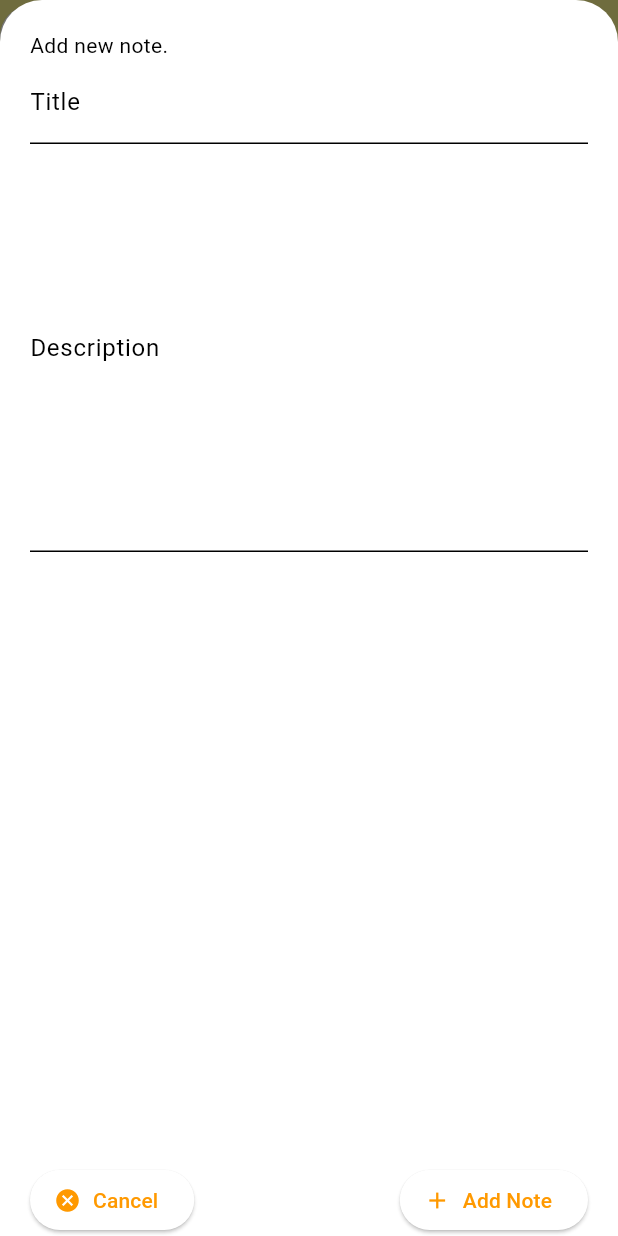
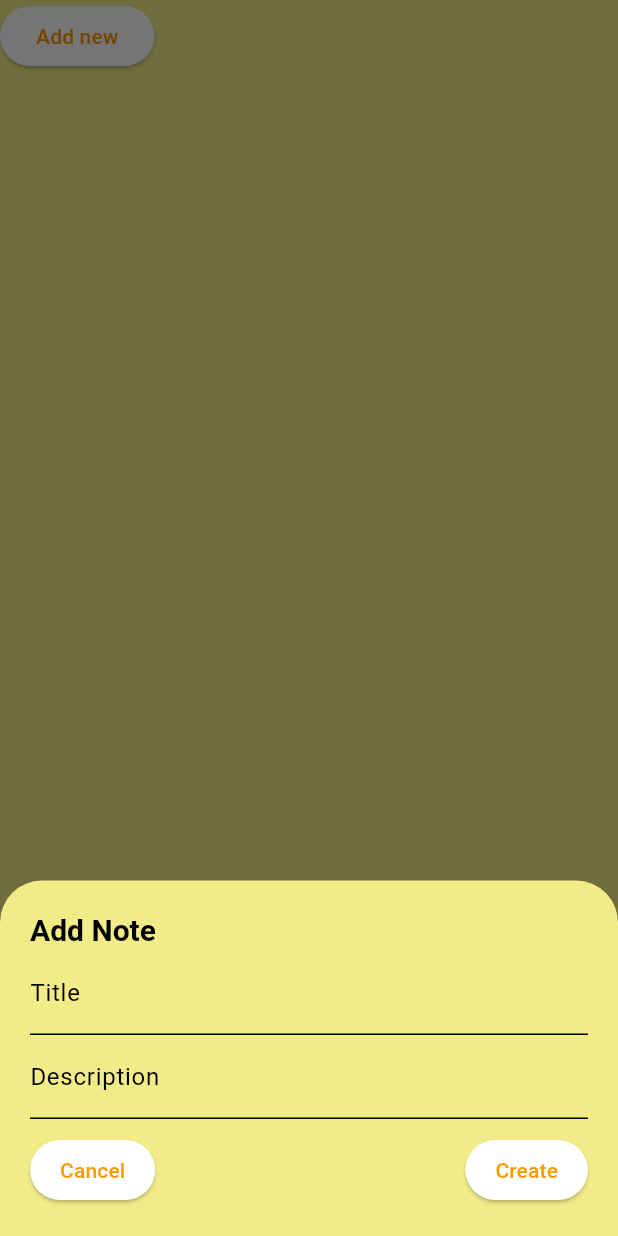
Before and after one commit to marlonpd/piggery-management-app-flutter, a Flutter app: the CreateNoteForm widget shown alone on an empty page, opened directly with empty values, after a tap on "Add new", on a phone screen of 412 x 824 dp. Run offline on Flutter 3.47's test engine with Material 2 defaults, Android fonts, the phone set to English and light mode, and no system bars; our stand-ins replace date_field, dropdown_button2, file_picker, flutter_slidable, hexcolor and 1 more; missing offline and left inert: dart:ffi; accounts and stored records are empty; network calls fail.

Commit message:
Update notes form

```diff
--- a/lib/providers/note.dart
+++ b/lib/providers/note.dart
@@ -13,6 +13,12 @@ import 'dart:developer';
 
 class Notes with ChangeNotifier {
   final List<Note> _items = [];
+
+  bool _isLoading = false;
+
+  bool get isLoading {
+    return _isLoading;
+  }
 
   List<Note> get items {
     return [..._items];
@@ -61,9 +67,7 @@ class Notes with ChangeNotifier {
     final userProvider = Provider.of<UserProvider>(context, listen: false);
 
     try {
-      log(note.toJson());
-      log('$uri/api/note/save');
-      log('Bearer ${userProvider.user.token}');
+      _isLoading = true;
       http.Response res = await http.post(
         Uri.parse('$uri/api/note/save'),
         headers: {
@@ -83,6 +87,7 @@ class Notes with ChangeNotifier {
         ),
       );
 
+      _isLoading = false;
       notifyListeners();
 
       if (context.mounted) {
@@ -97,7 +102,6 @@ class Notes with ChangeNotifier {
     } catch (e) {
       showSnackBar(context, e.toString());
     }
-    notifyListeners();
   }
 
   Future<void> updateNote({
@@ -107,14 +111,17 @@ class Notes with ChangeNotifier {
     final userProvider = Provider.of<UserProvider>(context, listen: false);
 
     try {
+
+      _isLoading = true;
       final ndx = _items.indexWhere((item) => item.id == note.id);
+
+      log(note.toJson());
 
       if (ndx >= 0) {
         _items[ndx].title = note.title;
         _items[ndx].description = note.description;
         _items[ndx].createdAt = note.createdAt;
         _items[ndx].updatedAt = note.updatedAt;
-        notifyListeners();
       }
 
       http.Response res = await http.post(
@@ -126,6 +133,10 @@ class Notes with ChangeNotifier {
         body: note.toJson(),
       );
 
+
+      _isLoading = false;
+      notifyListeners();
+
       if (context.mounted) {
         httpErrorHandle(
           response: res,
@@ -136,7 +147,6 @@ class Notes with ChangeNotifier {
     } catch (e) {
       showSnackBar(context, e.toString());
     }
-    //notifyListeners();
   }
 
   Future<void> deleteNote({
--- a/lib/screens/hog_detail_screen.dart
+++ b/lib/screens/hog_detail_screen.dart
@@ -69,7 +69,10 @@ class _HogDetailScreenState extends State<HogDetailScreen> with TickerProviderSt
               Tab(icon: Icon(Icons.calculate)),
             ],
           ),
-          title: Text('Hogs', style: Theme.of(context).textTheme.headlineLarge,),
+          title: Text(
+            'Hogs',
+            style: Theme.of(context).textTheme.headlineLarge,
+          ),
         ),
         endDrawer: Drawer(
           child: ListView(
--- a/lib/screens/tab_screens/accounting_screen.dart
+++ b/lib/screens/tab_screens/accounting_screen.dart
@@ -28,7 +28,7 @@ class _AccountingScreenState extends State<AccountingScreen> {
       mainAxisAlignment: MainAxisAlignment.start,
       children: [
         Center(
-          child: Text('Accounting'),
+          child: Text('Accounting', style: Theme.of(context).textTheme.headlineSmall,),
         ),
         SizedBox(
           height: 10,
--- a/lib/screens/tab_screens/detail_screen.dart
+++ b/lib/screens/tab_screens/detail_screen.dart
@@ -21,7 +21,7 @@ class _DetailScreenState extends State<DetailScreen> {
         crossAxisAlignment: CrossAxisAlignment.start,
         children: [
           Center(
-            child: Text('Details'),
+            child: Text('Details', style: Theme.of(context).textTheme.headlineSmall,),
           ),
           SizedBox(
             height: 10,
--- a/lib/screens/tab_screens/events_screen.dart
+++ b/lib/screens/tab_screens/events_screen.dart
@@ -29,7 +29,7 @@ class _EventsScreenState extends State<EventsScreen> {
       mainAxisAlignment: MainAxisAlignment.start,
       children: [
         Center(
-          child: Text('Events'),
+          child: Text('Events', style: Theme.of(context).textTheme.headlineSmall,),
         ),
         SizedBox(
           height: 10,
--- a/lib/widgets/create_note_form.dart
+++ b/lib/widgets/create_note_form.dart
@@ -1,6 +1,8 @@
 import 'package:flutter/material.dart';
 import 'package:flutter/src/widgets/framework.dart';
 import 'package:flutter/src/widgets/placeholder.dart';
+import 'package:pma/helpers/global_variables.dart';
+import 'package:pma/widgets/custom_button.dart';
 import 'package:provider/provider.dart';
 
 import 'package:pma/models/note.dart';
@@ -37,16 +39,19 @@ class _CreateNoteFormState extends State<CreateNoteForm> {
 
     return Column(
       children: <Widget>[
-        ElevatedButton(
+        Padding(
+          padding: const EdgeInsets.only(bottom: 20),
+          child: ElevatedButton(
               onPressed: () {
                 startCreateNote(context, raiseId);
               },
-            child: const Text('Add new'))
+              child: const Text('Add new')),
+        )
       ],
     );
   }
 
-  Future<void> _addNewRaise(ctx, raiseId) async {
+  Future<void> _addNewNote(ctx, raiseId) async {
     final Note note = Note(
       id: '',
       title: _titleController.text,
@@ -59,52 +64,80 @@ class _CreateNoteFormState extends State<CreateNoteForm> {
   }
 
   void startCreateNote(BuildContext ctx, String raiseId) {
+    bool validateTitle = false;
+    bool validateDescription = false;
+    _titleController.text = '';
+    _descriptionController.text = '';
+
     showModalBottomSheet(
+        backgroundColor: GlobalVariables.backgroundColor,
         context: ctx,
         isScrollControlled: true,
         builder: (_) {
           return StatefulBuilder(builder: (context, setState) {
-            return GestureDetector(
-              onTap: () {},
+            return SingleChildScrollView(
               child: Padding(
-                padding:
-                    EdgeInsets.only(top: 20, right: 20, left: 20, bottom: MediaQuery.of(context).viewInsets.bottom),
+                padding: EdgeInsets.only(bottom: MediaQuery.of(context).viewInsets.bottom),
+                child: Padding(
+                  padding: const EdgeInsets.only(top: 20, right: 20, left: 20),
                   child: Column(
-                  crossAxisAlignment: CrossAxisAlignment.stretch,
+                    crossAxisAlignment: CrossAxisAlignment.start,
                     children: <Widget>[
-                    const Text('Add new note.'),
+                      Text(
+                        'Add Note',
+                        style: Theme.of(context).textTheme.headlineSmall,
+                      ),
                       TextField(
-                      decoration: const InputDecoration(labelText: 'Title'),
+                        decoration: InputDecoration(
+                          labelText: 'Title',
+                          errorText: validateTitle ? 'Value Can\'t Be Empty' : null,
+                        ),
                         controller: _titleController,
                       ),
-                    Expanded(
-                        child: TextField(
-                      maxLines: 10,
-                      decoration: const InputDecoration(labelText: 'Description'),
+                      TextField(
+                        decoration: InputDecoration(
+                          labelText: 'Description',
+                          errorText: validateDescription ? 'Value Can\'t Be Empty' : null,
+                        ),
                         controller: _descriptionController,
-                    )),
-                    Row(
+                      ),
+                      Padding(
+                        padding: const EdgeInsets.only(top: 10.0, bottom: 20),
+                        child: Row(
                           children: [
-                        ElevatedButton.icon(
-                            onPressed: () {
+                            CustomBtn(
+                              text: 'Cancel',
+                              onTap: () {
                                 Navigator.pop(context);
                               },
-                            icon: const Icon(Icons.cancel),
-                            label: const Text('Cancel')),
+                              isLoading: false,
+                            ),
                             const Spacer(),
-                        ElevatedButton.icon(
-                            onPressed: () {
-                              //setState(() {
-                              _addNewRaise(context, raiseId);
+                            CustomBtn(
+                              text: 'Create',
+                              onTap: () async {
+                                setState(() {
+                                  if (_titleController.text.isEmpty) {
+                                    validateTitle = true;
+                                    return;
+                                  }
+
+                                  if (_descriptionController.text.isEmpty) {
+                                    validateDescription = true;
+                                    return;
+                                  }
+
+                                  _addNewNote(context, raiseId);
                                   Navigator.pop(context);
-
-                              //},);
+                                });
                               },
-                            icon: const Icon(Icons.add),
-                            label: const Text('Add Note'))
-                      ],
+                              isLoading: Provider.of<Notes>(context, listen: true).isLoading,
                             )
                           ],
+                        ),
+                      )
+                    ],
+                  ),
                 ),
               ),
             );
```
Also changed, not shown: lib/screens/home_screen.dart (+20 -15 lines), lib/screens/tab_screens/notes_scrent.dart (+72 -56 lines), lib/widgets/create_raise_form.dart (+18 -16 lines), 1 other file. Lines whose indentation alone changed are shown as unchanged.
